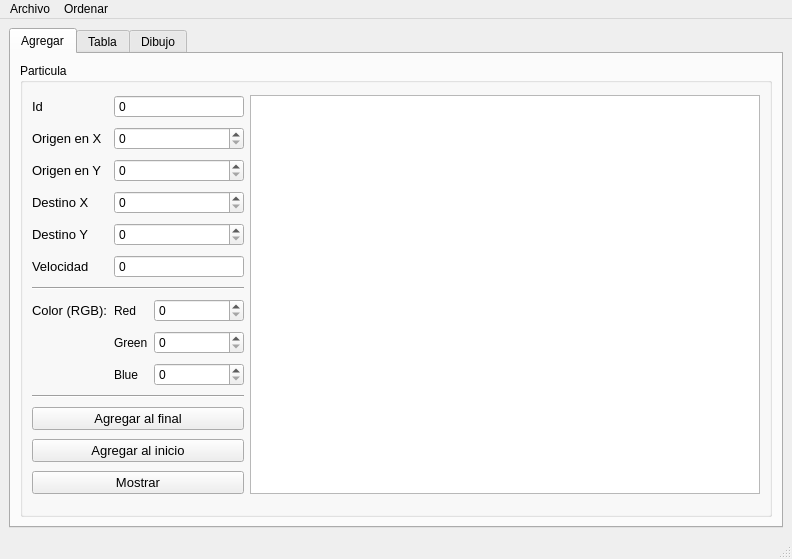
eddu-gtz/Actividad_14, file mainwindow.ui: the form before one commit.
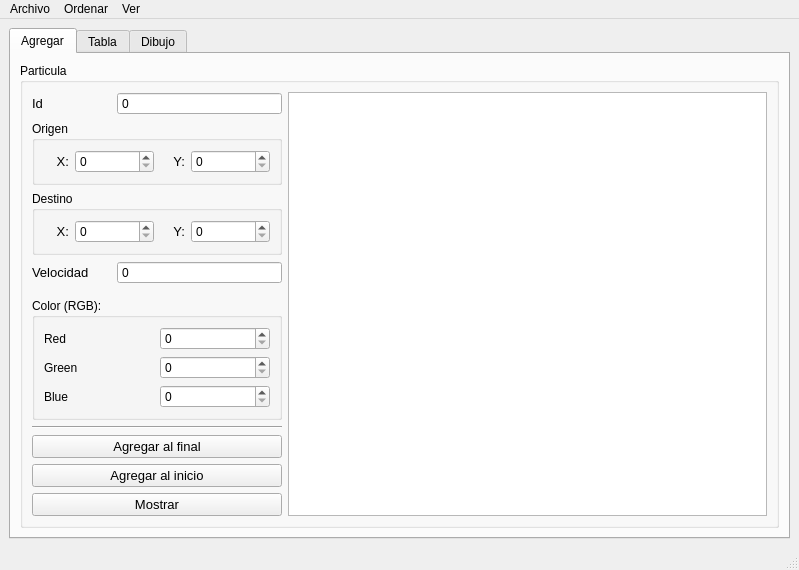
The form after the commit.

Commit message: Actividad 15 - Visualizacion del diccionario grafo con pprint

The edit to the form file:
```diff
--- a/mainwindow.ui
+++ b/mainwindow.ui
@@ -6,8 +6,8 @@
    <rect>
     <x>0</x>
     <y>0</y>
-    <width>792</width>
-    <height>559</height>
+    <width>799</width>
+    <height>551</height>
    </rect>
   </property>
   <property name="windowTitle">
@@ -31,204 +31,6 @@
            <string>Particula</string>
           </property>
           <layout class="QGridLayout" name="gridLayout">
-           <item row="7" column="2">
-            <widget class="QSpinBox" name="red_spinBox">
-             <property name="minimumSize">
-              <size>
-               <width>90</width>
-               <height>0</height>
-              </size>
-             </property>
-             <property name="maximum">
-              <number>255</number>
-             </property>
-            </widget>
-           </item>
-           <item row="10" column="0" colspan="3">
-            <widget class="Line" name="line_2">
-             <property name="orientation">
-              <enum>Qt::Horizontal</enum>
-             </property>
-            </widget>
-           </item>
-           <item row="8" column="2">
-            <widget class="QSpinBox" name="green_spinBox">
-             <property name="minimumSize">
-              <size>
-               <width>90</width>
-               <height>0</height>
-              </size>
-             </property>
-             <property name="maximum">
-              <number>255</number>
-             </property>
-            </widget>
-           </item>
-           <item row="4" column="1" colspan="2">
-            <widget class="QSpinBox" name="destino_y_spinBox">
-             <property name="maximum">
-              <number>500</number>
-             </property>
-            </widget>
-           </item>
-           <item row="1" column="1" colspan="2">
-            <widget class="QSpinBox" name="origen_x_spinBox">
-             <property name="maximum">
-              <number>500</number>
-             </property>
-            </widget>
-           </item>
-           <item row="5" column="0">
-            <widget class="QLabel" name="label_6">
-             <property name="font">
-              <font>
-               <pointsize>10</pointsize>
-              </font>
-             </property>
-             <property name="text">
-              <string>Velocidad</string>
-             </property>
-            </widget>
-           </item>
-           <item row="2" column="0">
-            <widget class="QLabel" name="label_3">
-             <property name="font">
-              <font>
-               <pointsize>10</pointsize>
-              </font>
-             </property>
-             <property name="text">
-              <string>Origen en Y</string>
-             </property>
-            </widget>
-           </item>
-           <item row="3" column="0">
-            <widget class="QLabel" name="label_4">
-             <property name="font">
-              <font>
-               <pointsize>10</pointsize>
-              </font>
-             </property>
-             <property name="text">
-              <string>Destino X</string>
-             </property>
-            </widget>
-           </item>
-           <item row="7" column="0">
-            <widget class="QLabel" name="label_8">
-             <property name="font">
-              <font>
-               <pointsize>10</pointsize>
-              </font>
-             </property>
-             <property name="text">
-              <string>Color (RGB):</string>
-             </property>
-            </widget>
-           </item>
-           <item row="3" column="1" colspan="2">
-            <widget class="QSpinBox" name="destino_x_spinBox">
-             <property name="maximum">
-              <number>500</number>
-             </property>
-            </widget>
-           </item>
-           <item row="8" column="1">
-            <widget class="QLabel" name="label_9">
-             <property name="text">
-              <string>Green</string>
-             </property>
-            </widget>
-           </item>
-           <item row="9" column="1">
-            <widget class="QLabel" name="label_10">
-             <property name="text">
-              <string>Blue</string>
-             </property>
-            </widget>
-           </item>
-           <item row="1" column="0">
-            <widget class="QLabel" name="label_2">
-             <property name="font">
-              <font>
-               <pointsize>10</pointsize>
-              </font>
-             </property>
-             <property name="text">
-              <string>Origen en X</string>
-             </property>
-            </widget>
-           </item>
-           <item row="11" column="0" colspan="3">
-            <widget class="QPushButton" name="agregar_final_pushButton">
-             <property name="minimumSize">
-              <size>
-               <width>200</width>
-               <height>0</height>
-              </size>
-             </property>
-             <property name="font">
-              <font>
-               <pointsize>10</pointsize>
-              </font>
-             </property>
-             <property name="cursor">
-              <cursorShape>PointingHandCursor</cursorShape>
-             </property>
-             <property name="autoFillBackground">
-              <bool>false</bool>
-             </property>
-             <property name="text">
-              <string>Agregar al final</string>
-             </property>
-             <property name="default">
-              <bool>false</bool>
-             </property>
-             <property name="flat">
-              <bool>false</bool>
-             </property>
-            </widget>
-           </item>
-           <item row="4" column="0">
-            <widget class="QLabel" name="label_5">
-             <property name="font">
-              <font>
-               <pointsize>10</pointsize>
-              </font>
-             </property>
-             <property name="text">
-              <string>Destino Y</string>
-             </property>
-            </widget>
-           </item>
-           <item row="13" column="0" colspan="3">
-            <widget class="QPushButton" name="mostrar_pushButton">
-             <property name="minimumSize">
-              <size>
-               <width>200</width>
-               <height>0</height>
-              </size>
-             </property>
-             <property name="font">
-              <font>
-               <pointsize>10</pointsize>
-              </font>
-             </property>
-             <property name="cursor">
-              <cursorShape>PointingHandCursor</cursorShape>
-             </property>
-             <property name="text">
-              <string>Mostrar</string>
-             </property>
-            </widget>
-           </item>
-           <item row="6" column="0" colspan="3">
-            <widget class="Line" name="line">
-             <property name="orientation">
-              <enum>Qt::Horizontal</enum>
-             </property>
-            </widget>
-           </item>
            <item row="0" column="1" colspan="2">
             <widget class="QSpinBox" name="id_spinBox">
              <property name="buttonSymbols">
@@ -251,6 +53,231 @@
              </property>
             </widget>
            </item>
+           <item row="9" column="0" colspan="3">
+            <widget class="QPushButton" name="agregar_inicio_pushButton">
+             <property name="minimumSize">
+              <size>
+               <width>200</width>
+               <height>0</height>
+              </size>
+             </property>
+             <property name="font">
+              <font>
+               <pointsize>10</pointsize>
+              </font>
+             </property>
+             <property name="cursor">
+              <cursorShape>PointingHandCursor</cursorShape>
+             </property>
+             <property name="text">
+              <string>Agregar al inicio</string>
+             </property>
+            </widget>
+           </item>
+           <item row="8" column="0" colspan="3">
+            <widget class="QPushButton" name="agregar_final_pushButton">
+             <property name="minimumSize">
+              <size>
+               <width>200</width>
+               <height>0</height>
+              </size>
+             </property>
+             <property name="font">
+              <font>
+               <pointsize>10</pointsize>
+              </font>
+             </property>
+             <property name="cursor">
+              <cursorShape>PointingHandCursor</cursorShape>
+             </property>
+             <property name="autoFillBackground">
+              <bool>false</bool>
+             </property>
+             <property name="text">
+              <string>Agregar al final</string>
+             </property>
+             <property name="default">
+              <bool>false</bool>
+             </property>
+             <property name="flat">
+              <bool>false</bool>
+             </property>
+            </widget>
+           </item>
+           <item row="0" column="3" rowspan="11">
+            <widget class="QPlainTextEdit" name="salida">
+             <property name="font">
+              <font>
+               <pointsize>10</pointsize>
+              </font>
+             </property>
+            </widget>
+           </item>
+           <item row="2" column="0" rowspan="2" colspan="3">
+            <widget class="QGroupBox" name="groupBox_3">
+             <property name="title">
+              <string>Destino</string>
+             </property>
+             <layout class="QGridLayout" name="gridLayout_7">
+              <item row="0" column="0">
+               <widget class="QLabel" name="label_4">
+                <property name="maximumSize">
+                 <size>
+                  <width>25</width>
+                  <height>16777215</height>
+                 </size>
+                </property>
+                <property name="font">
+                 <font>
+                  <pointsize>10</pointsize>
+                 </font>
+                </property>
+                <property name="text">
+                 <string>X:</string>
+                </property>
+                <property name="alignment">
+                 <set>Qt::AlignRight|Qt::AlignTrailing|Qt::AlignVCenter</set>
+                </property>
+               </widget>
+              </item>
+              <item row="0" column="3">
+               <widget class="QSpinBox" name="destino_y_spinBox">
+                <property name="maximum">
+                 <number>500</number>
+                </property>
+               </widget>
+              </item>
+              <item row="0" column="1">
+               <widget class="QSpinBox" name="destino_x_spinBox">
+                <property name="maximum">
+                 <number>500</number>
+                </property>
+               </widget>
+              </item>
+              <item row="0" column="2">
+               <widget class="QLabel" name="label_5">
+                <property name="maximumSize">
+                 <size>
+                  <width>25</width>
+                  <height>16777215</height>
+                 </size>
+                </property>
+                <property name="font">
+                 <font>
+                  <pointsize>10</pointsize>
+                 </font>
+                </property>
+                <property name="text">
+                 <string>Y:</string>
+                </property>
+                <property name="alignment">
+                 <set>Qt::AlignRight|Qt::AlignTrailing|Qt::AlignVCenter</set>
+                </property>
+               </widget>
+              </item>
+             </layout>
+            </widget>
+           </item>
+           <item row="1" column="0" colspan="3">
+            <widget class="QGroupBox" name="groupBox_2">
+             <property name="minimumSize">
+              <size>
+               <width>250</width>
+               <height>0</height>
+              </size>
+             </property>
+             <property name="title">
+              <string>Origen</string>
+             </property>
+             <layout class="QGridLayout" name="gridLayout_6">
+              <item row="0" column="0">
+               <widget class="QLabel" name="label_2">
+                <property name="maximumSize">
+                 <size>
+                  <width>25</width>
+                  <height>16777215</height>
+                 </size>
+                </property>
+                <property name="font">
+                 <font>
+                  <pointsize>10</pointsize>
+                  <weight>50</weight>
+                  <bold>false</bold>
+                 </font>
+                </property>
+                <property name="text">
+                 <string>X:</string>
+                </property>
+                <property name="alignment">
+                 <set>Qt::AlignRight|Qt::AlignTrailing|Qt::AlignVCenter</set>
+                </property>
+               </widget>
+              </item>
+              <item row="0" column="1">
+               <widget class="QSpinBox" name="origen_x_spinBox">
+                <property name="maximum">
+                 <number>500</number>
+                </property>
+               </widget>
+              </item>
+              <item row="0" column="3">
+               <widget class="QSpinBox" name="origen_y_spinBox">
+                <property name="maximum">
+                 <number>500</number>
+                </property>
+               </widget>
+              </item>
+              <item row="0" column="2">
+               <widget class="QLabel" name="label_3">
+                <property name="maximumSize">
+                 <size>
+                  <width>25</width>
+                  <height>16777215</height>
+                 </size>
+                </property>
+                <property name="font">
+                 <font>
+                  <pointsize>10</pointsize>
+                 </font>
+                </property>
+                <property name="layoutDirection">
+                 <enum>Qt::LeftToRight</enum>
+                </property>
+                <property name="autoFillBackground">
+                 <bool>false</bool>
+                </property>
+                <property name="text">
+                 <string>Y:</string>
+                </property>
+                <property name="alignment">
+                 <set>Qt::AlignRight|Qt::AlignTrailing|Qt::AlignVCenter</set>
+                </property>
+               </widget>
+              </item>
+             </layout>
+            </widget>
+           </item>
+           <item row="10" column="0" colspan="3">
+            <widget class="QPushButton" name="mostrar_pushButton">
+             <property name="minimumSize">
+              <size>
+               <width>200</width>
+               <height>0</height>
+              </size>
+             </property>
+             <property name="font">
+              <font>
+               <pointsize>10</pointsize>
+              </font>
+             </property>
+             <property name="cursor">
+              <cursorShape>PointingHandCursor</cursorShape>
+             </property>
+             <property name="text">
+              <string>Mostrar</string>
+             </property>
+            </widget>
+           </item>
            <item row="0" column="0">
             <widget class="QLabel" name="label">
              <property name="font">
@@ -263,55 +290,83 @@
              </property>
             </widget>
            </item>
-           <item row="2" column="1" colspan="2">
-            <widget class="QSpinBox" name="origen_y_spinBox">
-             <property name="maximum">
-              <number>500</number>
+           <item row="7" column="0" colspan="3">
+            <widget class="Line" name="line_2">
+             <property name="orientation">
+              <enum>Qt::Horizontal</enum>
              </property>
             </widget>
            </item>
-           <item row="7" column="1">
-            <widget class="QLabel" name="label_7">
-             <property name="text">
-              <string>Red</string>
+           <item row="6" column="0" colspan="3">
+            <widget class="QGroupBox" name="groupBox_4">
+             <property name="title">
+              <string>Color (RGB):</string>
              </property>
+             <layout class="QGridLayout" name="gridLayout_8">
+              <item row="0" column="0">
+               <widget class="QLabel" name="label_7">
+                <property name="text">
+                 <string>Red</string>
+                </property>
+               </widget>
+              </item>
+              <item row="0" column="1">
+               <widget class="QSpinBox" name="red_spinBox">
+                <property name="minimumSize">
+                 <size>
+                  <width>90</width>
+                  <height>0</height>
+                 </size>
+                </property>
+                <property name="maximum">
+                 <number>255</number>
+                </property>
+               </widget>
+              </item>
+              <item row="1" column="0">
+               <widget class="QLabel" name="label_9">
+                <property name="text">
+                 <string>Green</string>
+                </property>
+               </widget>
+              </item>
+              <item row="1" column="1">
+               <widget class="QSpinBox" name="green_spinBox">
+                <property name="minimumSize">
+                 <size>
+                  <width>90</width>
+                  <height>0</height>
+                 </size>
+                </property>
+                <property name="maximum">
+                 <number>255</number>
+                </property>
+               </widget>
+              </item>
+              <item row="2" column="0">
+               <widget class="QLabel" name="label_10">
+                <property name="text">
+                 <string>Blue</string>
+                </property>
+               </widget>
+              </item>
+              <item row="2" column="1">
+               <widget class="QSpinBox" name="blue_spinBox">
+                <property name="minimumSize">
+                 <size>
+                  <width>90</width>
+                  <height>0</height>
+                 </size>
+                </property>
+                <property name="maximum">
+                 <number>255</number>
+                </property>
+               </widget>
+              </item>
+             </layout>
             </widget>
            </item>
-           <item row="9" column="2">
-            <widget class="QSpinBox" name="blue_spinBox">
-             <property name="minimumSize">
-              <size>
-               <width>90</width>
-               <height>0</height>
-              </size>
-             </property>
-             <property name="maximum">
-              <number>255</number>
-             </property>
-            </widget>
-           </item>
-           <item row="12" column="0" colspan="3">
-            <widget class="QPushButton" name="agregar_inicio_pushButton">
-             <property name="minimumSize">
-              <size>
-               <width>200</width>
-               <height>0</height>
-              </size>
-             </property>
-             <property name="font">
-              <font>
-               <pointsize>10</pointsize>
-              </font>
-             </property>
-             <property name="cursor">
-              <cursorShape>PointingHandCursor</cursorShape>
-             </property>
-             <property name="text">
-              <string>Agregar al inicio</string>
-             </property>
-            </widget>
-           </item>
-           <item row="5" column="1" colspan="2">
+           <item row="4" column="1" colspan="2">
             <widget class="QSpinBox" name="velocidad_spinBox">
              <property name="buttonSymbols">
               <enum>QAbstractSpinBox::NoButtons</enum>
@@ -324,13 +379,16 @@
              </property>
             </widget>
            </item>
-           <item row="0" column="3" rowspan="14">
-            <widget class="QPlainTextEdit" name="salida">
+           <item row="4" column="0">
+            <widget class="QLabel" name="label_6">
              <property name="font">
               <font>
                <pointsize>10</pointsize>
               </font>
              </property>
+             <property name="text">
+              <string>Velocidad</string>
+             </property>
             </widget>
            </item>
           </layout>
@@ -434,7 +492,7 @@
     <rect>
      <x>0</x>
      <y>0</y>
-     <width>792</width>
+     <width>799</width>
      <height>21</height>
     </rect>
    </property>
@@ -453,8 +511,15 @@
     <addaction name="actionOrdenar_distancia"/>
     <addaction name="actionOrdenar_velocidad"/>
    </widget>
+   <widget class="QMenu" name="menuGrafo">
+    <property name="title">
+     <string>Ver</string>
+    </property>
+    <addaction name="actionGrafo"/>
+   </widget>
    <addaction name="menuAbrir"/>
    <addaction name="menuOrdenar"/>
+   <addaction name="menuGrafo"/>
   </widget>
   <widget class="QStatusBar" name="statusbar"/>
   <action name="actionAbrir">
```
Left out of the diff: 8 changed lines with no effect on the pictures. The commit also changes 6 other files.
